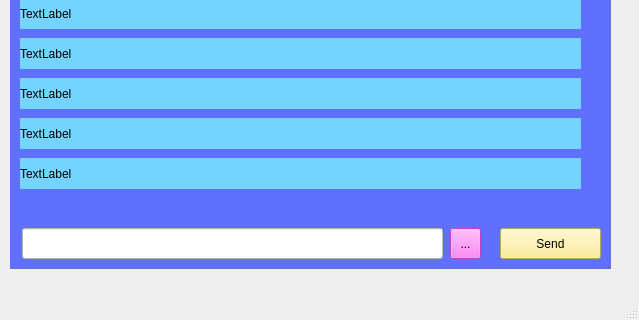
This is MainClient/chatbox.ui in r17v1/connect as Qt 5 draws it before an edit; both pictures show x 0 to 639 and y 139 to 459 of the 639 by 459 pixel window. The edited form follows.
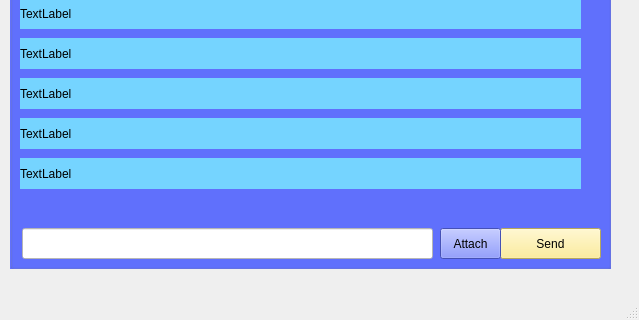
This is the edited form.

Patch:
```diff
--- a/MainClient/chatbox.ui
+++ b/MainClient/chatbox.ui
@@ -34,7 +34,7 @@
       <rect>
        <x>12</x>
        <y>340</y>
-       <width>421</width>
+       <width>411</width>
        <height>31</height>
       </rect>
      </property>
@@ -42,22 +42,6 @@
       <string notr="true">background-color: rgb(255, 255, 255)</string>
      </property>
     </widget>
-    <widget class="QToolButton" name="toolButton">
-     <property name="geometry">
-      <rect>
-       <x>440</x>
-       <y>340</y>
-       <width>31</width>
-       <height>31</height>
-      </rect>
-     </property>
-     <property name="styleSheet">
-      <string notr="true">background-color:rgb(255, 103, 243)</string>
-     </property>
-     <property name="text">
-      <string>...</string>
-     </property>
-    </widget>
     <widget class="QPushButton" name="pushButton">
      <property name="geometry">
       <rect>
@@ -186,6 +170,19 @@
       <string>PushButton</string>
      </property>
     </widget>
+    <widget class="QPushButton" name="file_attach">
+     <property name="geometry">
+      <rect>
+       <x>430</x>
+       <y>340</y>
+       <width>61</width>
+       <height>31</height>
+      </rect>
+     </property>
+     <property name="text">
+      <string>Attach</string>
+     </property>
+    </widget>
    </widget>
   </widget>
   <widget class="QMenuBar" name="menuBar">
```
Left out of the diff: 2 changed lines with no effect on the pictures.
